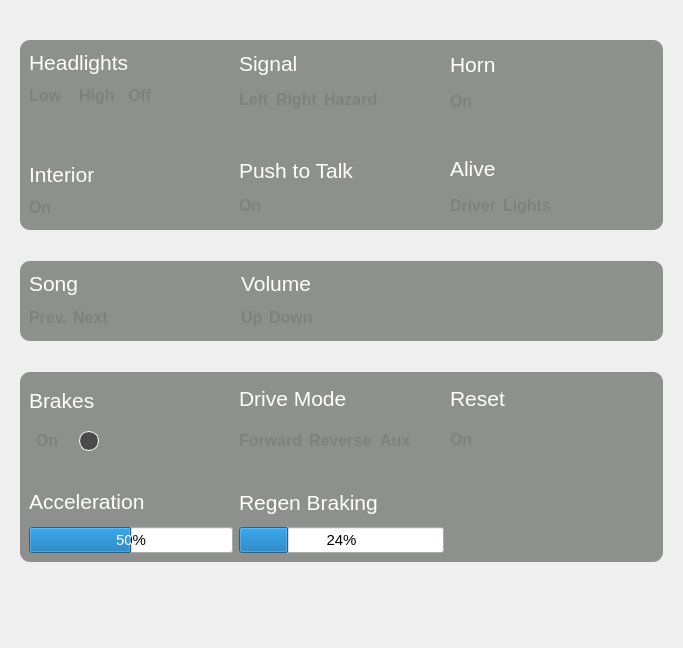
The window that src/ViewLayer/DebugDisplay/ControlPage/ControlUi/ControlUi.ui (UCSolarCarTeam/Epsilon-Dashboard) describes before a commit, drawn with Qt 5.
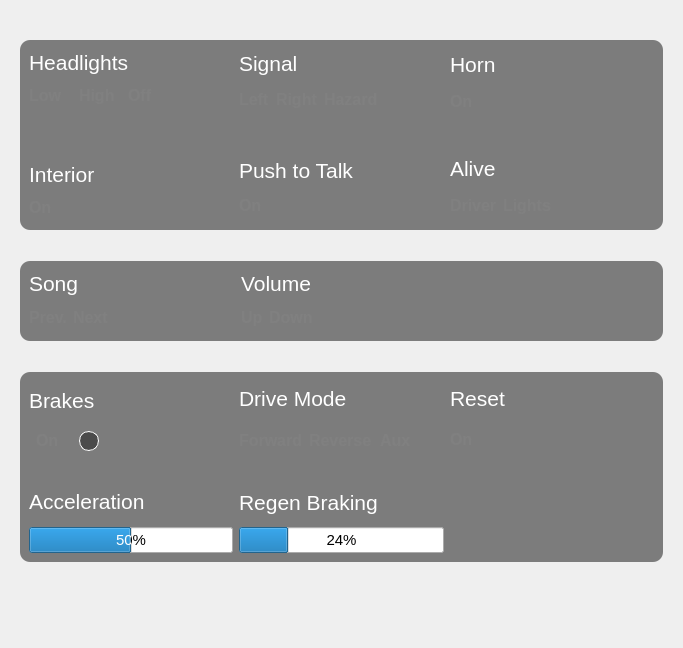
The same window after the commit. Icons and pictures are not drawn.

```diff
--- a/src/ViewLayer/DebugDisplay/ControlPage/ControlUi/ControlUi.ui
+++ b/src/ViewLayer/DebugDisplay/ControlPage/ControlUi/ControlUi.ui
@@ -66,7 +66,8 @@
         </property>
         <property name="styleSheet">
          <string notr="true">QWidget#block0{
-background-color: rgba(85, 87, 83,160);
+/*background-color: rgba(85, 87, 83,160);*/
+background-color: rgba(45, 45, 45,150);
 border-radius: 10px;
 }</string>
         </property>
@@ -637,7 +638,7 @@
         </property>
         <property name="styleSheet">
          <string notr="true">QWidget#block1{
-background-color: rgba(85, 87, 83,160);
+background-color: rgba(45, 45, 45,150);
 border-radius: 10px;
 }</string>
         </property>
@@ -818,7 +819,7 @@
         </property>
         <property name="styleSheet">
          <string notr="true">QWidget#block2{
-background-color: rgba(85, 87, 83,160);
+background-color: rgba(45, 45, 45,150);
 border-radius: 10px;
 }</string>
         </property>
```
